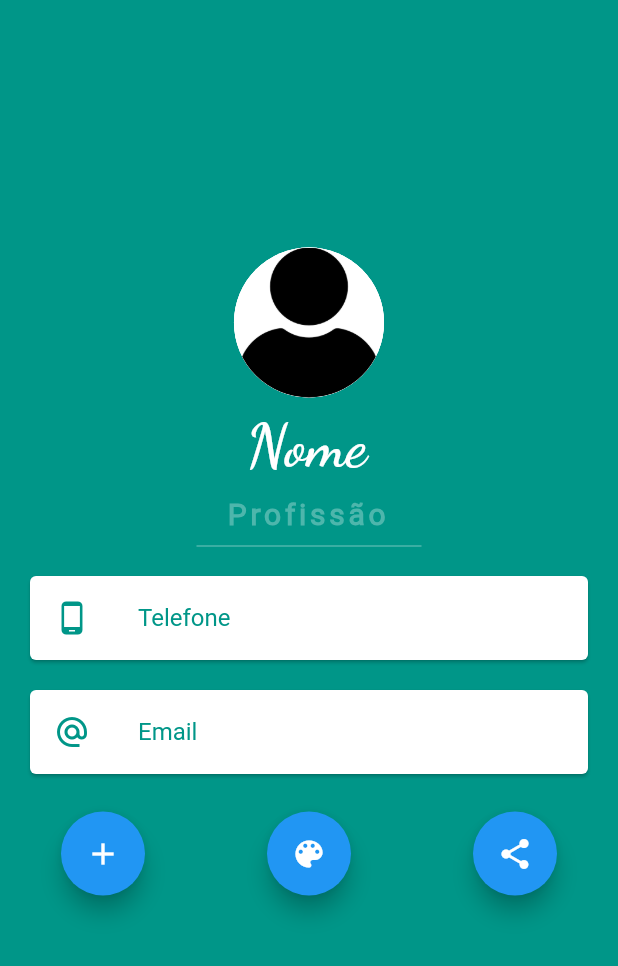
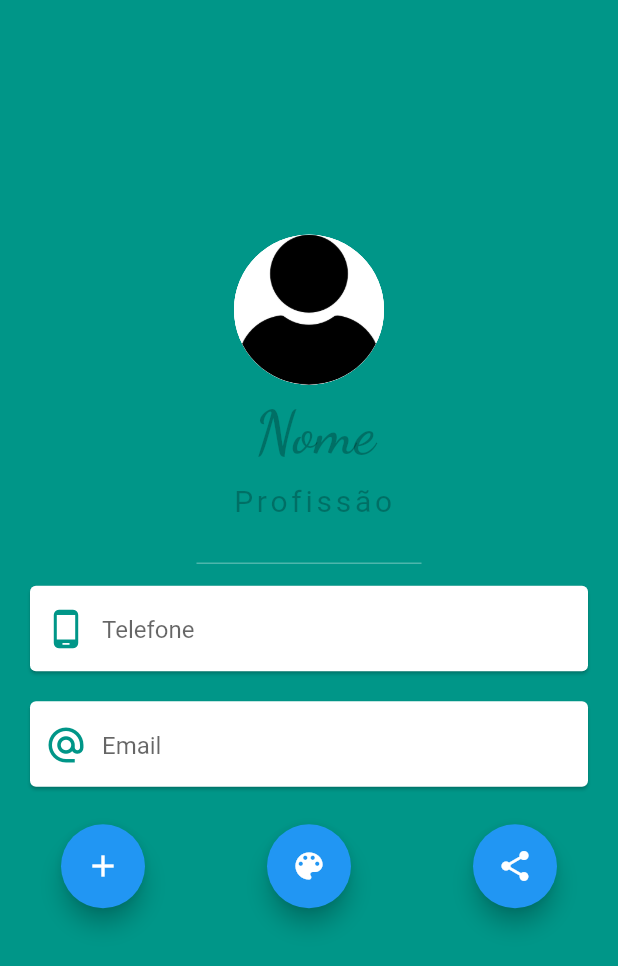
Before and after one commit to SidneyCampos/flutter_playground, a Flutter app: the screen it shows after launch, after a tap on the "add" icon, on a phone screen of 412 x 824 dp. Shown: the top 966 px of the screen. Run offline on Flutter 3.47's test engine with Material 2 defaults, Android fonts, the phone set to English and light mode, and no system bars; drawn by our look-alikes of circular_profile_avatar, google_mobile_ads, screenshot; our stand-ins replace audioplayers, flutter_signin_button, google_maps_flutter, image_picker, share; missing offline and left inert: admob_flutter, easy_mask; network calls fail.

Commit message:
versão final 1.0.0

```diff
--- a/meu_cartao_pessoal/lib/main.dart
+++ b/meu_cartao_pessoal/lib/main.dart
@@ -1,14 +1,15 @@
 import 'dart:io';
 import 'dart:math';
 
-//import 'package:admob_flutter/admob_flutter.dart';
 import 'package:circular_profile_avatar/circular_profile_avatar.dart';
 import 'package:flutter/cupertino.dart';
 import 'package:flutter/material.dart';
 import 'package:flutter/painting.dart';
 import 'package:flutter/rendering.dart';
+import 'package:flutter/services.dart';
 import 'package:google_mobile_ads/google_mobile_ads.dart';
 import 'package:image_picker/image_picker.dart';
+import 'package:meu_cartao_pessoal/mascaras.dart';
 import 'package:provider/provider.dart';
 import 'package:screenshot/screenshot.dart';
 import 'package:share/share.dart';
@@ -20,11 +21,9 @@ Future<void> main() async {
 
   final initFuture = MobileAds.instance.initialize();
   final adState = AdState(initFuture);
-
-  runApp(Provider.value(
-    value: adState,
-    builder: (context, child) => MyApp(),
-  ));
+  SystemChrome.setPreferredOrientations([DeviceOrientation.portraitUp]).then(
+      (value) => runApp(Provider.value(
+          value: adState, builder: (context, child) => MyApp())));
 }
 
 class MyApp extends StatefulWidget {
@@ -35,39 +34,11 @@ class MyApp extends StatefulWidget {
 class _MyAppState extends State<MyApp> {
   BannerAd banner;
   InterstitialAd inter;
-
-  @override
-  void initState() {
-    // TODO: implement initState
-    super.initState();
-  }
-
-  @override
-  void didChangeDependencies() {
-    super.didChangeDependencies();
-    final adState = Provider.of<AdState>(context);
-    adState.initialization.then((status) {
-      setState(() {
-        banner = BannerAd(
-            adUnitId: BannerAd
-                .testAdUnitId, //'ca-app-pub-5264260497889367/5573721656',
-            size: AdSize.banner,
-            request: AdRequest(),
-            listener: adState.adListener)
-          ..load();
-
-        inter = InterstitialAd(
-            adUnitId: InterstitialAd
-                .testAdUnitId, //'ca-app-pub-5264260497889367/2511077066',
-            listener: adState.adListener,
-            request: AdRequest())
-          ..load();
-      });
-    });
-  }
-
-  // AppOpenAd appOpenAd = AppOpenAd(timeout: Duration(minutes: 30))
-  //   ..load(unitId: 'ca-app-pub-3940256099942544/3419835294');
+  final _formKey = GlobalKey<FormState>();
+  final _telefone = TextEditingController(text: '(37) 99985-7854');
+  final _email = TextEditingController(text: 'HelenaMoraes.84@gmail.com');
+  final _nome = TextEditingController(text: 'Helena Moraes');
+  final _profissao = TextEditingController(text: 'BIÓLOGA');
 
   final picker = ImagePicker();
   File profileImage;
@@ -77,13 +48,31 @@ class _MyAppState extends State<MyApp> {
   TextEditingController myControllerTelefone = TextEditingController();
   TextEditingController myControllerEmail = TextEditingController();
   String profileImageChange = 'images/helena.jpg';
-  String name = 'Helena Moraes';
-  String profissao = 'BIÓLOGA';
-  String telefone = '+55 31 9453-4365';
-  String email = 'helena.84@gmail.com';
   Color cor = Colors.teal;
   Color cor300 = Colors.teal[300];
-  //TESTES SCREENSHOTS
+
+  @override
+  void didChangeDependencies() {
+    super.didChangeDependencies();
+    final adState = Provider.of<AdState>(context);
+    adState.initialization.then((status) {
+      setState(() {
+        banner = BannerAd(
+            adUnitId: 'ca-app-pub-5264260497889367/5573721656',
+            size: AdSize.banner,
+            request: AdRequest(),
+            listener: adState.adListener)
+          ..load();
+
+        inter = InterstitialAd(
+            adUnitId: 'ca-app-pub-5264260497889367/2511077066',
+            listener: adState.adListener,
+            request: AdRequest())
+          ..load();
+      });
+    });
+  }
+
   final _screenshotController = ScreenshotController();
 
   Image setProfileImage(String nameImage) {
@@ -98,6 +87,7 @@ class _MyAppState extends State<MyApp> {
 
   TextEditingController setInputDataProfissao(String text) {
     myControllerProfissao.text = text;
+    print(myControllerProfissao.text);
     return myControllerProfissao;
   }
 
@@ -120,32 +110,28 @@ class _MyAppState extends State<MyApp> {
 
   void newData() {
     profileImageChange = 'images/user.png';
-    name = 'Nome';
-    profissao = 'Profissão';
-    telefone = 'Telefone';
-    email = 'Email';
-
-    setState(() {
-      print('aquiii');
-    });
+    _telefone.clear();
+    _email.clear();
+    _nome.clear();
+    _profissao.clear();
+    setState(() {});
   }
 
-  void cores([int shade = 600]) {
-    cor = Colors.primaries[Random().nextInt(Colors.primaries.length)][shade];
+  void cores() {
+    cor = Colors.primaries[Random().nextInt(Colors.primaries.length)];
     cor300 = Colors.primaries[Random().nextInt(Colors.primaries.length)][300];
+    print('aquiii');
     setState(() {});
   }
 
   void _takeScreenshot() async {
     final imageFile = await _screenshotController.capture(pixelRatio: 3.0);
 
+    Share.shareFiles([imageFile.path]);
+
     setState(() {
       inter.show();
     });
-
-    Share.shareFiles([imageFile.path]);
-
-    //opacityButton(1);
   }
 
   @override
@@ -153,8 +139,10 @@ class _MyAppState extends State<MyApp> {
     return MaterialApp(
       debugShowCheckedModeBanner: false,
       home: Scaffold(
+        resizeToAvoidBottomInset: false,
         backgroundColor: Colors.transparent,
         body: SafeArea(
+          child: Container(
             child: Center(
               child: Container(
                 color: cor,
@@ -175,77 +163,187 @@ class _MyAppState extends State<MyApp> {
                                 child: setProfileImage(profileImageChange),
                               ),
                             ),
-                              EditableText(
-                                controller: setInputDataNome(name),
-                                focusNode: FocusNode(),
+                            Form(
+                              // É AQUI --------------------------------
+                              child: TextField(
+                                onTap: () {
+                                  setState(() {
+                                    _nome.clear();
+                                  });
+                                },
+                                textAlign: TextAlign.center,
+                                cursorColor: cor300,
                                 style: TextStyle(
+                                  color: Colors.white,
                                   fontFamily: 'DancingScript',
                                   fontSize: 40,
-                                    color: Colors.white),
-                                cursorColor: Colors.white,
-                                backgroundCursorColor: cor,
-                                textAlign: TextAlign.center,
-                                textCapitalization: TextCapitalization.words,
+                                ),
+                                controller: _nome,
+                                textInputAction: TextInputAction.done,
+                                keyboardType: TextInputType.name,
+                                decoration: InputDecoration(
+                                  border: InputBorder.none,
+                                  contentPadding: EdgeInsets.only(
+                                    right: 40,
+                                  ), // add padding to adjust text
+                                  isDense: true,
+                                  hintText: "Nome",
+                                  hintStyle: TextStyle(color: Colors.black26),
+
+                                  prefixIcon: Padding(
+                                    padding: EdgeInsets.only(
+                                        top: 10,
+                                        left: 10), // add padding to adjust icon
+                                    child: Icon(
+                                      Icons.phone_android,
+                                      color: cor,
+                                      size: 28,
+                                    ),
+                                  ),
+                                ),
+                              ),
                             ),
                             SizedBox(
                               height: 10.0,
                             ),
-                              EditableText(
-                                controller: setInputDataProfissao(profissao),
-                                focusNode: FocusNode(),
+                            Form(
+                              // É AQUI --------------------------------
+                              child: TextField(
+                                onTap: () {
+                                  setState(() {
+                                    _profissao.clear();
+                                  });
+                                },
+                                textAlign: TextAlign.center,
+                                cursorColor: cor300,
                                 style: TextStyle(
+                                    color: cor300,
                                     fontFamily: 'Roboto',
                                     fontSize: 20,
-                                    color: cor300, //cores(300),
-                                    letterSpacing: 2.5,
-                                    fontWeight: FontWeight.bold),
-                                cursorColor: Colors.white,
-                                backgroundCursorColor: cor,
-                                textAlign: TextAlign.center,
+                                    letterSpacing: 2.5),
+                                controller: _profissao,
+                                textInputAction: TextInputAction.done,
+                                keyboardType: TextInputType.name,
                                 textCapitalization:
                                     TextCapitalization.characters,
+                                decoration: InputDecoration(
+                                  border: InputBorder.none,
+                                  contentPadding: EdgeInsets.only(
+                                    right: 40,
+                                  ), // add padding to adjust text
+                                  isDense: true,
+                                  hintText: "Profissão",
+                                  hintStyle: TextStyle(color: Colors.black26),
+
+                                  prefixIcon: Padding(
+                                    padding: EdgeInsets.only(
+                                        top: 10,
+                                        left: 10), // add padding to adjust icon
+                                    child: Icon(
+                                      Icons.phone_android,
+                                      color: cor,
+                                      size: 28,
+                                    ),
+                                  ),
+                                ),
+                              ),
                             ),
                             SizedBox(
-                                height: 20,
+                              height: 10,
                               width: 150,
                               child: Divider(
                                 color: cor300, //cores(300),
                                 thickness: 1,
                               ),
                             ),
-                              Card(
+                            Container(
+                              height: 77,
+                              child: Card(
                                 margin: EdgeInsets.fromLTRB(20, 10, 20, 10),
                                 color: Colors.white,
-                                  child: ListTile(
-                                    leading:
-                                        Icon(Icons.phone_android, color: cor),
-                                    title: EditableText(
-                                      controller:
-                                          setInputDataTelefone(telefone),
-                                      focusNode: FocusNode(),
-                                      style:
-                                          TextStyle(fontSize: 16, color: cor),
-                                      cursorColor: cor,
-                                      backgroundCursorColor: cor,
+                                child: Form(
+                                  key: _formKey,
+                                  child: TextField(
+                                    onTap: () {
+                                      setState(() {
+                                        _telefone.clear();
+                                      });
+                                    },
+                                    textAlign: TextAlign.start,
+                                    inputFormatters: [maskTelCel],
+                                    cursorColor: cor300,
+                                    style: TextStyle(color: cor),
+                                    controller: _telefone,
+                                    textInputAction: TextInputAction.done,
                                     keyboardType: TextInputType.phone,
+                                    decoration: InputDecoration(
+                                      border: InputBorder.none,
+                                      contentPadding: EdgeInsets.only(
+                                          top: 20,
+                                          right:
+                                              140), // add padding to adjust text
+                                      isDense: true,
+                                      hintText: "Telefone",
+
+                                      prefixIcon: Padding(
+                                        padding: EdgeInsets.only(
+                                            top: 10,
+                                            left: 10,
+                                            right:
+                                                10), // add padding to adjust icon
+                                        child: Icon(
+                                          Icons.phone_android,
+                                          color: cor,
+                                          size: 28,
                                         ),
-                                  )),
-                              Card(
+                                      ),
+                                    ),
+                                  ),
+                                ),
+                              ),
+                            ),
+                            Container(
+                              height: 77,
+                              child: Card(
                                 margin: EdgeInsets.fromLTRB(20, 10, 20, 10),
                                 color: Colors.white,
-                                  child: ListTile(
-                                    leading:
-                                        Icon(Icons.alternate_email, color: cor),
-                                    title: EditableText(
-                                      controller: setInputDataEmail(email),
-                                      focusNode: FocusNode(),
-                                      style:
-                                          TextStyle(fontSize: 16, color: cor),
-                                      cursorColor: cor,
-                                      backgroundCursorColor: cor,
+                                child: TextField(
+                                  onTap: () {
+                                    setState(() {
+                                      _email.clear();
+                                    });
+                                  },
+                                  textAlign: TextAlign.start,
+                                  //inputFormatters: [maskTelCel],
+                                  cursorColor: cor300,
+                                  style: TextStyle(color: cor),
+                                  controller: _email,
+                                  textInputAction: TextInputAction.done,
                                   keyboardType: TextInputType.emailAddress,
+                                  decoration: InputDecoration(
+                                    border: InputBorder.none,
+                                    contentPadding: EdgeInsets.only(
+                                        top: 20,
+                                        left: 30), // add padding to adjust text
+                                    isDense: true,
+                                    hintText: "Email",
+
+                                    prefixIcon: Padding(
+                                      padding: EdgeInsets.only(
+                                          top: 10,
+                                          left: 10,
+                                          right:
+                                              10), // add padding to adjust icon
+                                      child: Icon(
+                                        Icons.alternate_email,
+                                        color: cor,
+                                        size: 28,
                                       ),
-                                  )),
+                                    ),
+                                  ),
+                                ),
+                              ),
+                            ),
                             SizedBox(
                               height: 15.0,
                             ),
@@ -292,6 +390,9 @@ class _MyAppState extends State<MyApp> {
                 ),
               ),
             ),
-            )));
+          ),
+        ),
+      ),
+    );
   }
 }
--- a/meu_cartao_pessoal/pubspec.yaml
+++ b/meu_cartao_pessoal/pubspec.yaml
@@ -28,14 +28,14 @@ dependencies:
   # The following adds the Cupertino Icons font to your application.
   # Use with the CupertinoIcons class for iOS style icons.
   cupertino_icons: ^1.0.2
-  image_picker: ^0.7.2+1
+  image_picker: ^0.7.4
   circular_profile_avatar: 2.0.0
   screenshot: ^0.2.0
   share: ^2.0.1
   path_provider: ^1.1.0
-  #admob_flutter: ^1.0.1
   google_mobile_ads: ^0.11.0+4
   provider: ^5.0.0
+  easy_mask: ^1.1.4
 
 
 
```
Also changed, not shown: meu_cartao_pessoal/lib/extencoes.dart (added, +22 -0 lines), meu_cartao_pessoal/lib/mascaras.dart (added, +147 -0 lines), meu_cartao_pessoal/pubspec.lock, 2 other files. Lines whose indentation alone changed are shown as unchanged.
